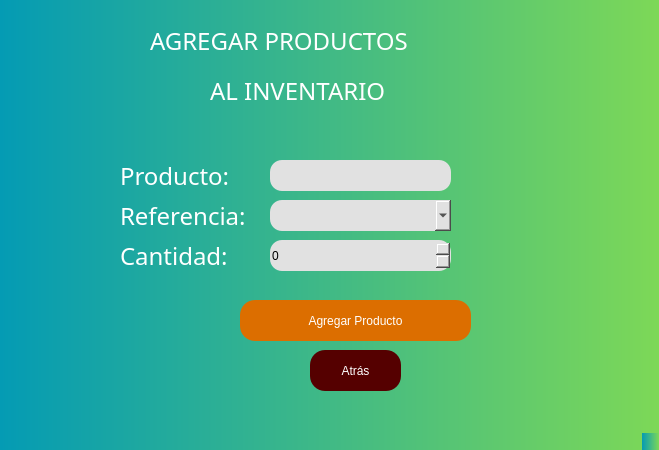
Before: the Qt Designer form InventoryRegis.ui in Yohan205/ProjectInventory, drawn with Qt 5.
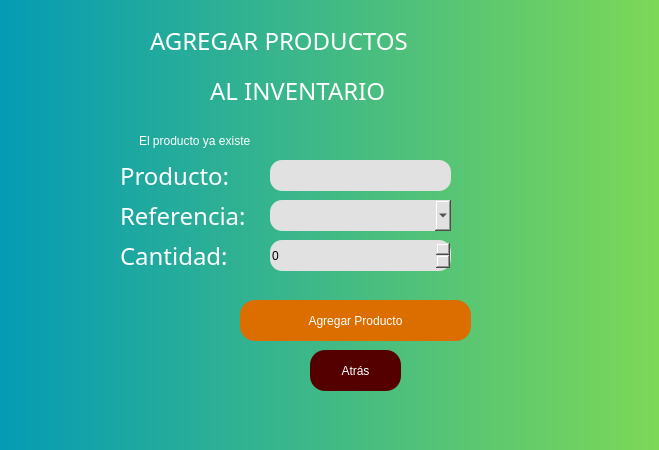
After: the same form once the commit is applied. Icons and pictures are not drawn.

```diff
--- a/InventoryRegis.ui
+++ b/InventoryRegis.ui
@@ -258,8 +258,24 @@
 border-radius: 12px;</string>
     </property>
    </widget>
+   <widget class="QCheckBox" name="prodExists">
+    <property name="geometry">
+     <rect>
+      <x>120</x>
+      <y>130</y>
+      <width>131</width>
+      <height>21</height>
+     </rect>
+    </property>
+    <property name="styleSheet">
+     <string notr="true">background-color: rgba(255, 255, 255, 0);
+color: rgb(255, 255, 255);</string>
+    </property>
+    <property name="text">
+     <string>El producto ya existe?</string>
+    </property>
+   </widget>
   </widget>
-  <widget class="QStatusBar" name="statusbar"/>
  </widget>
  <resources/>
  <connections/>
```
Left out of the diff: 8 changed lines with no effect on the pictures.
